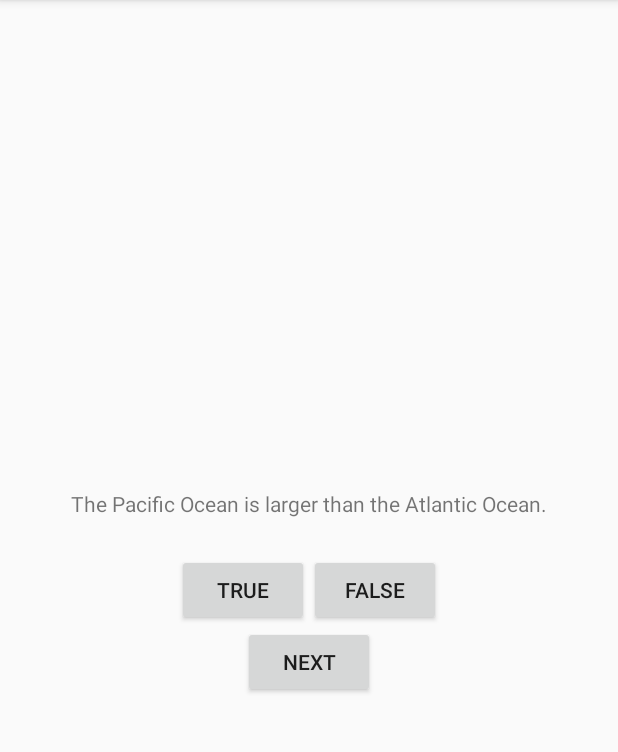
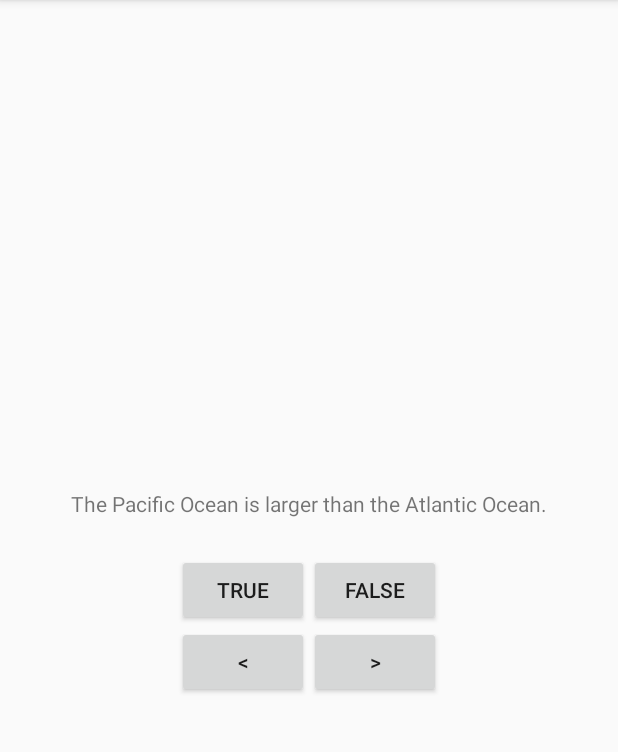
Before and after one commit to kimichang/Android_GeoQuiz, an Android app: the screen it shows after launch (QuizActivity), on a phone screen of 412 x 824 dp, the part 84-836 px from its top. Run offline under Robolectric (Android 15) with nearby library versions, the phone set to English and light mode, and no system bars.

Commit message:
Complete Challenges!

```diff
--- a/app/src/main/java/com/newgeniuser/geoquiz/QuizActivity.java
+++ b/app/src/main/java/com/newgeniuser/geoquiz/QuizActivity.java
@@ -14,6 +14,7 @@ public class QuizActivity extends AppCompatActivity {
     private Button mTrueButton;
     private Button mFalseButton;
     private Button mNextButton;
+    private Button mPrevButton;
     private TextView mQuestionTextView;
     private Question[] mQuestionBank=new Question[]{
             new Question(R.string.question_oceans,true),
@@ -31,6 +32,7 @@ public class QuizActivity extends AppCompatActivity {
         setContentView(R.layout.activity_quiz);
         mQuestionTextView=(TextView)findViewById(R.id.question_text_view);
         mNextButton=(Button)findViewById(R.id.mext_button);
+        mPrevButton=(Button)findViewById(R.id.pre_button);
      //   int question=mQuestionBank[mCurrentIndex].getTextResId();
       //  mQuestionTextView.setText(question);
         mTrueButton=(Button)findViewById(R.id.true_button);
@@ -53,10 +55,24 @@ public class QuizActivity extends AppCompatActivity {
         mNextButton.setOnClickListener(new View.OnClickListener(){
             @Override
             public void onClick(View v){
-               // Toast.makeText(QuizActivity.this,R.string.correct_toast,Toast.LENGTH_SHORT).show();
+                // Toast.makeText(QuizActivity.this,R.string.correct_toast,Toast.LENGTH_SHORT).show();
                 mCurrentIndex=(mCurrentIndex+1)%mQuestionBank.length;
-          //      int question=mQuestionBank[mCurrentIndex].getTextResId();
-          //      mQuestionTextView.setText(question);
+                //      int question=mQuestionBank[mCurrentIndex].getTextResId();
+                //      mQuestionTextView.setText(question);
+                updateQuestion();
+            }
+        });
+
+        mPrevButton.setOnClickListener(new View.OnClickListener(){
+            @Override
+            public void onClick(View v){
+                // Toast.makeText(QuizActivity.this,R.string.correct_toast,Toast.LENGTH_SHORT).show();
+                if(mCurrentIndex!=0)
+                mCurrentIndex=(mCurrentIndex-1)%mQuestionBank.length;
+                else
+                    mCurrentIndex=(mCurrentIndex+mQuestionBank.length-1)%mQuestionBank.length;
+                //      int question=mQuestionBank[mCurrentIndex].getTextResId();
+                //      mQuestionTextView.setText(question);
                 updateQuestion();
             }
         });
--- a/app/src/main/res/layout/activity_quiz.xml
+++ b/app/src/main/res/layout/activity_quiz.xml
@@ -32,11 +32,23 @@
 
         </LinearLayout>
 
-        <Button
+        <LinearLayout
+            android:layout_width="wrap_content"
+            android:layout_height="wrap_content"
+            android:orientation="horizontal">
+
+            <Button
+
+                android:id="@+id/pre_button"
+                android:layout_width="wrap_content"
+                android:layout_height="wrap_content"
+                android:text="@string/pre_button"/>
+
+            <Button
 
             android:id="@+id/mext_button"
             android:layout_width="wrap_content"
             android:layout_height="wrap_content"
             android:text="@string/next_button"/>
-
+        </LinearLayout>
 </LinearLayout>
--- a/app/src/main/res/values/strings.xml
+++ b/app/src/main/res/values/strings.xml
@@ -4,7 +4,8 @@
     <string name="true_button">True</string>
     <string name="false_button">False</string>
     <string name="action_settings">Settings</string>
-    <string name="next_button">Next</string>
+    <string name="next_button">&gt;</string>
+    <string name="pre_button">&lt;</string>
     <string name="correct_toast">Correct!</string>
     <string name="incorrect_toast">Incorrect!</string>
     <string name="question_oceans">The Pacific Ocean is larger than the Atlantic Ocean.</string>
```
